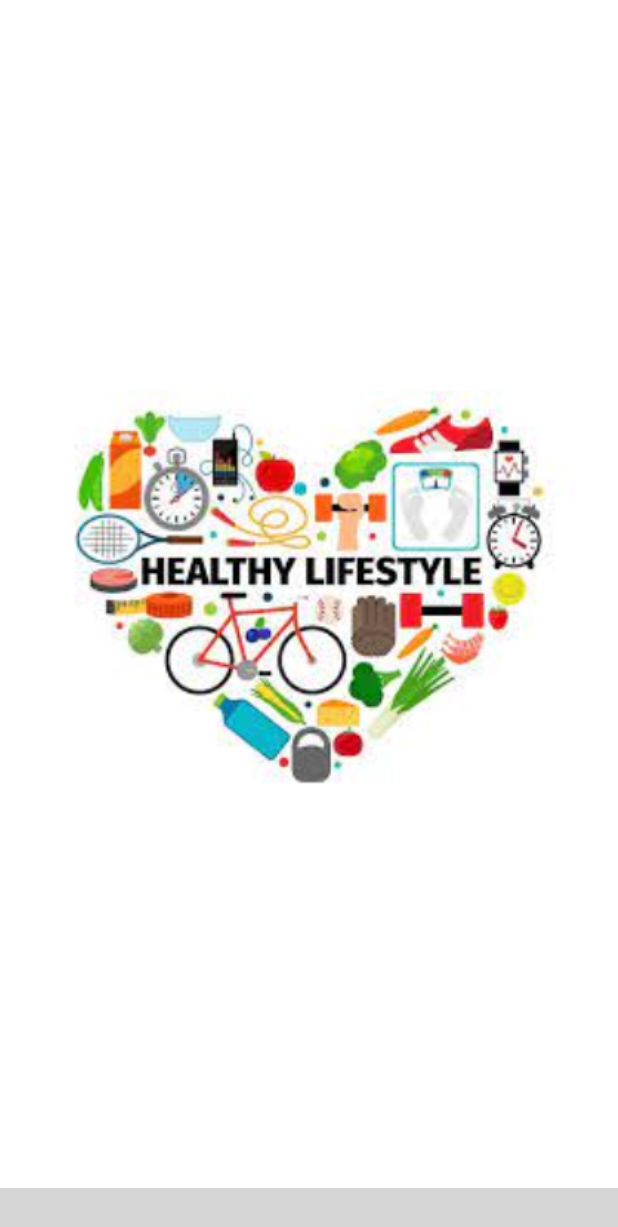
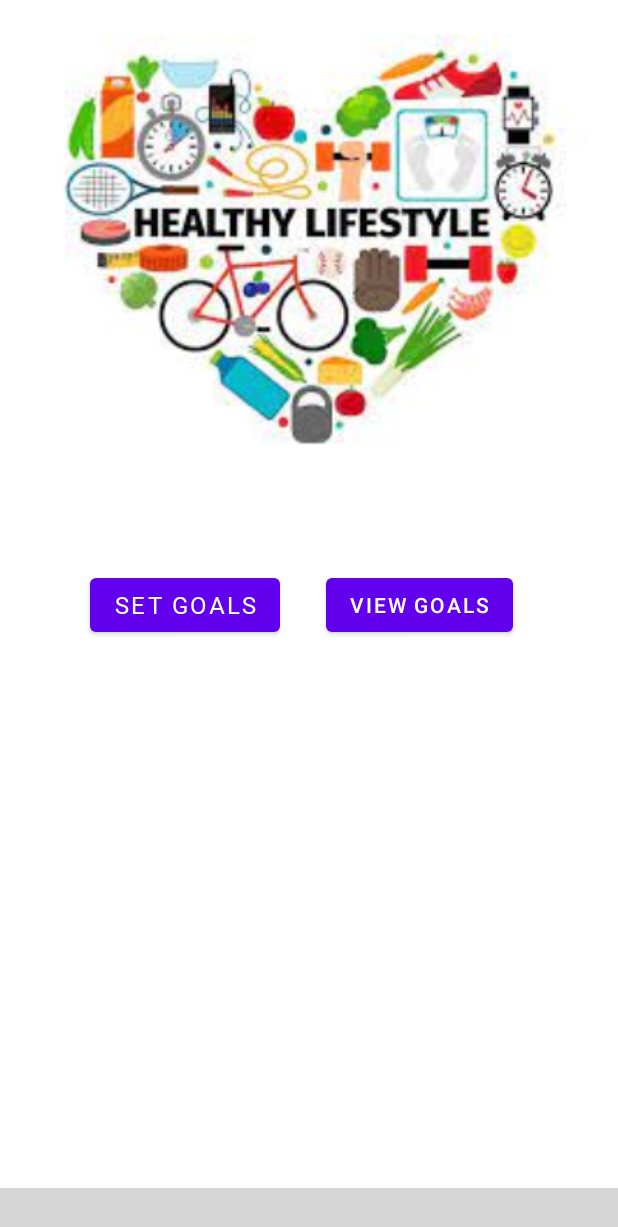
Before and after one commit to A-randhawa/W22_Group6_WhatTheFit, an Android app: the HomePage screen opened directly, with no data from a screen before it, on a phone screen of 412 x 824 dp. Shown: the top 1227 px of the screen. Run offline under Robolectric (Android 15) with nearby library versions, the light colour scheme and no system bars; plain views replace AnimatedBottomBar; grey boxes are pictures that could not be loaded.

Commit message:
more modifications

```diff
--- a/app/src/main/res/layout/activity_home_page.xml
+++ b/app/src/main/res/layout/activity_home_page.xml
@@ -7,14 +7,36 @@
     tools:context=".HomePage">
 
     <ImageView
-        android:id="@+id/imageViewiId"
-        android:layout_width="407dp"
-        android:layout_height="355dp"
-        app:layout_constraintBottom_toTopOf="@+id/animatedBottomBar"
+        android:id="@+id/imageViewId"
+        android:layout_width="425dp"
+        android:layout_height="329dp"
         app:layout_constraintEnd_toEndOf="parent"
         app:layout_constraintStart_toStartOf="parent"
         app:layout_constraintTop_toTopOf="parent"
         app:srcCompat="@drawable/wtf_homepage" />
+
+    <Button
+        android:id="@+id/setGoalsbtn"
+        android:layout_width="wrap_content"
+        android:layout_height="wrap_content"
+        android:layout_marginStart="60dp"
+        android:layout_marginTop="50dp"
+        android:fontFamily="@font/baloo_thambi"
+        android:text="@string/SetGoals"
+        android:textSize="16sp"
+        app:layout_constraintStart_toStartOf="parent"
+        app:layout_constraintTop_toBottomOf="@+id/imageViewId" />
+
+    <Button
+        android:id="@+id/viewGoalsbtn"
+        android:layout_width="wrap_content"
+        android:layout_height="wrap_content"
+        android:layout_marginTop="50dp"
+        android:layout_marginEnd="40dp"
+        android:text="@string/viewGoalsButton"
+        app:layout_constraintEnd_toEndOf="parent"
+        app:layout_constraintStart_toEndOf="@+id/setGoalsbtn"
+        app:layout_constraintTop_toBottomOf="@+id/imageViewId" />
 
     <nl.joery.animatedbottombar.AnimatedBottomBar
         android:id="@+id/animatedBottomBar"
--- a/app/src/main/res/values/strings.xml
+++ b/app/src/main/res/values/strings.xml
@@ -17,4 +17,6 @@
     <string name="track_your_progress">Track Your Progress</string>
     <string name="Btnsignup">Sign Up</string>
     <string name="BtnSignIn">Sign In</string>
+    <string name="SetGoals">Set Goals</string>
+    <string name="viewGoalsButton">View Goals</string>
 </resources>
```
